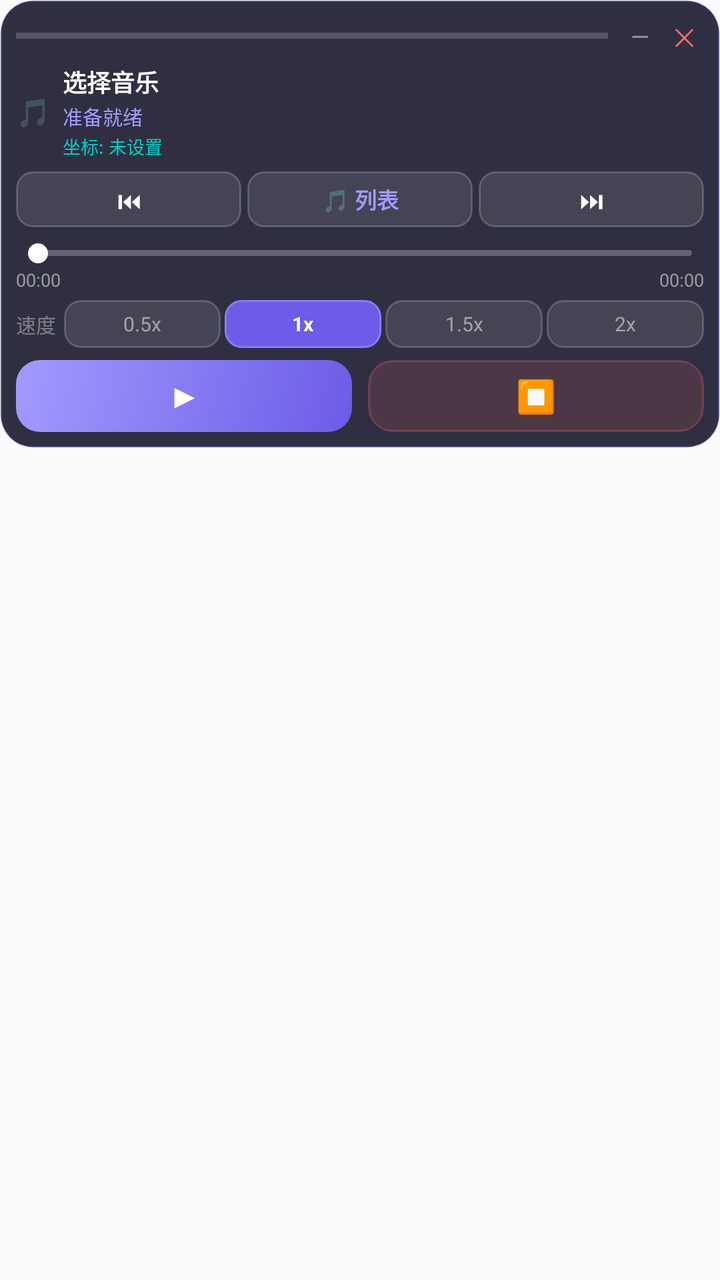
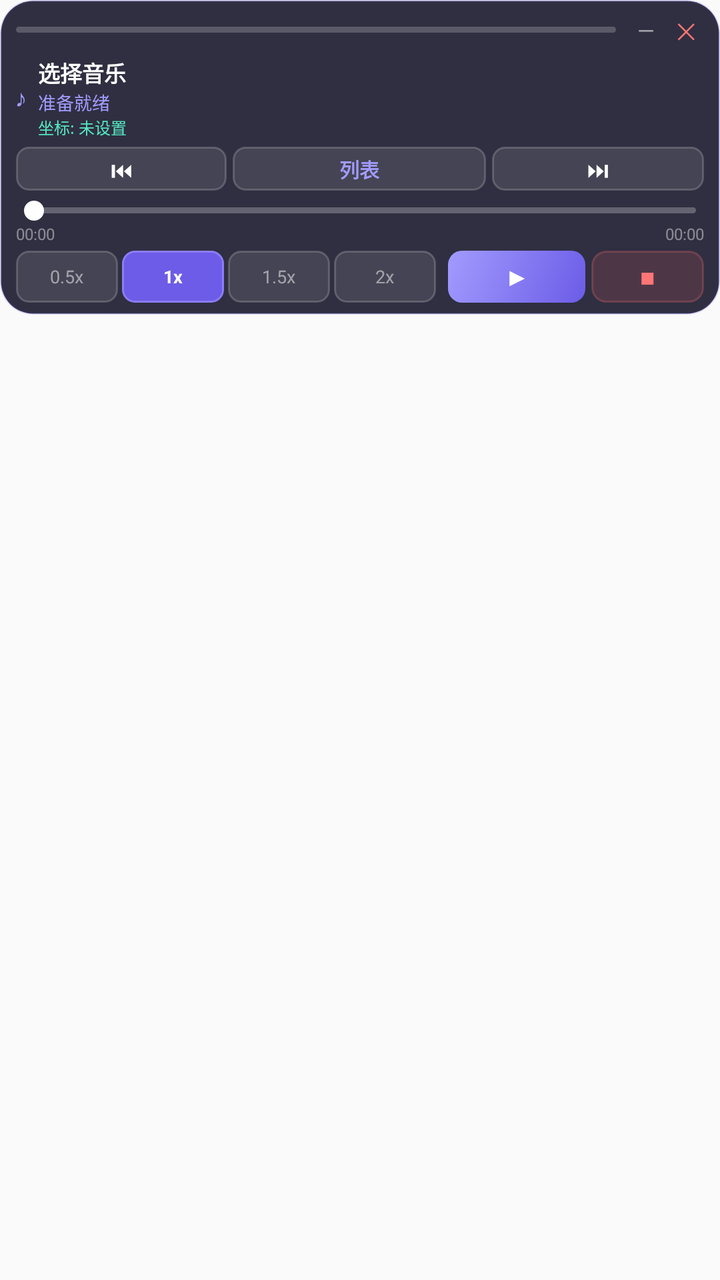

An Android layout rendered at two revisions. The XML below is the earlier revision; the diff shows what the commit changed to produce the second picture.
<!-- AndroidManifest.xml: application theme Theme.Magicpinao -->
<!-- res/layout/floating_player_view.xml -->
<?xml version="1.0" encoding="utf-8"?>
<FrameLayout xmlns:android="http://schemas.android.com/apk/res/android"
    android:layout_width="wrap_content"
    android:layout_height="wrap_content"
    android:padding="0dp">

    
    <LinearLayout
        android:id="@+id/rootLayout"
        android:layout_width="match_parent"
        android:layout_height="wrap_content"
        android:orientation="vertical"
        android:background="@drawable/floating_player_bg"
        android:padding="8dp"
        android:elevation="16dp">

        
        <LinearLayout
            android:id="@+id/dragHandle"
            android:layout_width="match_parent"
            android:layout_height="wrap_content"
            android:gravity="center_vertical"
            android:orientation="horizontal"
            android:layout_marginBottom="4dp">

            <View
                android:layout_width="0dp"
                android:layout_height="3dp"
                android:layout_weight="1"
                android:background="#30FFFFFF"
                android:layout_gravity="center" />

            <TextView
                android:id="@+id/btnCollapse"
                android:layout_width="20dp"
                android:layout_height="20dp"
                android:gravity="center"
                android:text="—"
                android:textColor="#80FFFFFF"
                android:textSize="12sp"
                android:clickable="true"
                android:focusable="true"
                android:layout_marginStart="6dp" />

            <TextView
                android:id="@+id/btnClose"
                android:layout_width="20dp"
                android:layout_height="20dp"
                android:gravity="center"
                android:text="✕"
                android:textColor="#FF6B6B"
                android:textSize="12sp"
                android:clickable="true"
                android:focusable="true"
                android:layout_marginStart="2dp" />
        </LinearLayout>

        
        <LinearLayout
            android:layout_width="match_parent"
            android:layout_height="wrap_content"
            android:orientation="horizontal"
            android:gravity="center_vertical"
            android:layout_marginBottom="6dp">

            <TextView
                android:id="@+id/tvPlayingIcon"
                android:layout_width="wrap_content"
                android:layout_height="wrap_content"
                android:text="🎵"
                android:textSize="14sp"
                android:layout_marginEnd="6dp" />

            <LinearLayout
                android:layout_width="0dp"
                android:layout_height="wrap_content"
                android:layout_weight="1"
                android:orientation="vertical">

                <TextView
                    android:id="@+id/tvMusicTitle"
                    android:layout_width="match_parent"
                    android:layout_height="wrap_content"
                    android:text="选择音乐"
                    android:textColor="#FFFFFF"
                    android:textSize="12sp"
                    android:textStyle="bold"
                    android:maxLines="1"
                    android:ellipsize="end" />

                <TextView
                    android:id="@+id/tvStatus"
                    android:layout_width="match_parent"
                    android:layout_height="wrap_content"
                    android:text="准备就绪"
                    android:textColor="#A29BFE"
                    android:textSize="10sp"
                    android:layout_marginTop="1dp" />

                <TextView
                    android:id="@+id/tvCoordScheme"
                    android:layout_width="match_parent"
                    android:layout_height="wrap_content"
                    android:text="坐标: 未设置"
                    android:textColor="#00CEC9"
                    android:textSize="9sp"
                    android:layout_marginTop="1dp"
                    android:maxLines="1"
                    android:ellipsize="end" />
            </LinearLayout>
        </LinearLayout>

        
        <LinearLayout
            android:layout_width="match_parent"
            android:layout_height="28dp"
            android:orientation="horizontal"
            android:gravity="center"
            android:layout_marginBottom="6dp">

            <TextView
                android:id="@+id/btnPrev"
                android:layout_width="0dp" android:layout_height="match_parent"
                android:layout_weight="1"
                android:gravity="center"
                android:background="@drawable/btn_speed_bg"
                android:text="⏮"
                android:textColor="#FFFFFF" android:textSize="12sp"
                android:clickable="true" android:focusable="true" />

            <TextView
                android:id="@+id/btnMusicList"
                android:layout_width="0dp" android:layout_height="match_parent"
                android:layout_weight="1"
                android:gravity="center"
                android:background="@drawable/btn_speed_bg"
                android:text="🎵 列表"
                android:textColor="#A29BFE" android:textSize="11sp" android:textStyle="bold"
                android:clickable="true" android:focusable="true"
                android:layout_marginHorizontal="3dp" />

            <TextView
                android:id="@+id/btnNext"
                android:layout_width="0dp" android:layout_height="match_parent"
                android:layout_weight="1"
                android:gravity="center"
                android:background="@drawable/btn_speed_bg"
                android:text="⏭"
                android:textColor="#FFFFFF" android:textSize="12sp"
                android:clickable="true" android:focusable="true" />
        </LinearLayout>

        
        <LinearLayout
            android:layout_width="match_parent"
            android:layout_height="wrap_content"
            android:orientation="vertical"
            android:layout_marginBottom="4dp">

            <SeekBar
                android:id="@+id/progressBar"
                android:layout_width="match_parent"
                android:layout_height="14dp"
                android:max="1000"
                android:progress="0"
                android:progressDrawable="@drawable/player_seekbar_progress"
                android:thumb="@drawable/player_seekbar_thumb"
                android:splitTrack="false"
                android:paddingStart="6dp"
                android:paddingEnd="6dp"
                android:maxHeight="3dp"
                android:minHeight="3dp"
                android:thumbOffset="0dp" />

            <LinearLayout
                android:layout_width="match_parent"
                android:layout_height="wrap_content"
                android:orientation="horizontal">

                <TextView
                    android:id="@+id/tvCurrentTime"
                    android:layout_width="0dp" android:layout_height="wrap_content"
                    android:layout_weight="1"
                    android:text="00:00"
                    android:textColor="#80FFFFFF" android:textSize="9sp" />

                <TextView
                    android:id="@+id/tvTotalTime"
                    android:layout_width="wrap_content"
                    android:layout_height="wrap_content"
                    android:text="00:00"
                    android:textColor="#80FFFFFF" android:textSize="9sp" />
            </LinearLayout>
        </LinearLayout>

        
        <LinearLayout
            android:layout_width="match_parent"
            android:layout_height="24dp"
            android:orientation="horizontal"
            android:gravity="center"
            android:layout_marginBottom="6dp">

            <TextView
                android:layout_width="wrap_content" android:layout_height="wrap_content"
                android:text="速度" android:textColor="#60FFFFFF" android:textSize="10sp"
                android:layout_marginEnd="4dp" />

            <TextView
                android:id="@+id/btnSpeed05"
                android:layout_width="0dp" android:layout_height="match_parent"
                android:layout_weight="1"
                android:gravity="center"
                android:background="@drawable/btn_speed_bg"
                android:text="0.5x" android:textColor="#80FFFFFF" android:textSize="10sp"
                android:clickable="true" android:focusable="true" />

            <TextView
                android:id="@+id/btnSpeed1"
                android:layout_width="0dp" android:layout_height="match_parent"
                android:layout_weight="1"
                android:gravity="center"
                android:background="@drawable/btn_speed_active_bg"
                android:text="1x" android:textColor="#FFFFFF" android:textSize="10sp" android:textStyle="bold"
                android:clickable="true" android:focusable="true"
                android:layout_marginHorizontal="2dp" />

            <TextView
                android:id="@+id/btnSpeed15"
                android:layout_width="0dp" android:layout_height="match_parent"
                android:layout_weight="1"
                android:gravity="center"
                android:background="@drawable/btn_speed_bg"
                android:text="1.5x" android:textColor="#80FFFFFF" android:textSize="10sp"
                android:clickable="true" android:focusable="true" />

            <TextView
                android:id="@+id/btnSpeed2"
                android:layout_width="0dp" android:layout_height="match_parent"
                android:layout_weight="1"
                android:gravity="center"
                android:background="@drawable/btn_speed_bg"
                android:text="2x" android:textColor="#80FFFFFF" android:textSize="10sp"
                android:clickable="true" android:focusable="true"
                android:layout_marginStart="2dp" />
        </LinearLayout>

        
        <LinearLayout
            android:layout_width="match_parent"
            android:layout_height="36dp"
            android:orientation="horizontal"
            android:gravity="center">

            <LinearLayout
                android:id="@+id/btnPauseResume"
                android:layout_width="0dp" android:layout_height="match_parent"
                android:layout_weight="1"
                android:gravity="center"
                android:background="@drawable/btn_play_bg"
                android:clickable="true" android:focusable="true"
                android:layout_marginEnd="4dp">

                <TextView
                    android:id="@+id/btnPauseResumeIcon"
                    android:layout_width="wrap_content" android:layout_height="wrap_content"
                    android:text="▶"
                    android:textColor="#FFFFFF" android:textSize="16sp" android:textStyle="bold" />
            </LinearLayout>

            <LinearLayout
                android:id="@+id/btnStop"
                android:layout_width="0dp" android:layout_height="match_parent"
                android:layout_weight="1"
                android:gravity="center"
                android:background="@drawable/btn_stop_bg"
                android:clickable="true" android:focusable="true"
                android:layout_marginStart="4dp">

                <TextView
                    android:layout_width="wrap_content" android:layout_height="wrap_content"
                    android:text="⏹"
                    android:textColor="#FF6B6B" android:textSize="16sp" />
            </LinearLayout>
        </LinearLayout>
    </LinearLayout>

    
    <LinearLayout
        android:id="@+id/musicListPanel"
        android:layout_width="match_parent"
        android:layout_height="match_parent"
        android:orientation="vertical"
        android:background="#F21A1A2E"
        android:padding="8dp"
        android:elevation="20dp"
        android:clickable="true"
        android:visibility="gone">

        <LinearLayout
            android:layout_width="match_parent" android:layout_height="wrap_content"
            android:orientation="horizontal" android:gravity="center_vertical"
            android:layout_marginBottom="6dp">

            <TextView
                android:layout_width="0dp" android:layout_height="wrap_content"
                android:layout_weight="1"
                android:text="🎵 音乐列表"
                android:textColor="#FFFFFF" android:textSize="13sp" android:textStyle="bold" />

            <TextView
                android:id="@+id/tvResultCount"
                android:layout_width="wrap_content" android:layout_height="wrap_content"
                android:text="" android:textColor="#60FFFFFF" android:textSize="10sp" />
        </LinearLayout>

        
        <LinearLayout
            android:layout_width="match_parent" android:layout_height="32dp"
            android:orientation="horizontal" android:gravity="center_vertical"
            android:background="#1AFFFFFF" android:paddingHorizontal="8dp"
            android:layout_marginBottom="6dp">

            <TextView
                android:layout_width="wrap_content" android:layout_height="wrap_content"
                android:text="🔍" android:textSize="12sp"
                android:layout_marginEnd="6dp" />

            <EditText
                android:id="@+id/etSearch"
                android:layout_width="0dp" android:layout_height="match_parent"
                android:layout_weight="1"
                android:background="@null"
                android:textColor="#FFFFFF" android:textColorHint="#50FFFFFF"
                android:textSize="12sp"
                android:hint="搜索音乐..."
                android:maxLines="1"
                android:singleLine="true"
                android:imeOptions="actionSearch"
                android:inputType="text" />
        </LinearLayout>

        <FrameLayout
            android:layout_width="match_parent" android:layout_height="0dp"
            android:layout_weight="1">

            <ListView
                android:id="@+id/musicListView"
                android:layout_width="match_parent" android:layout_height="match_parent"
                android:divider="#10FFFFFF" android:dividerHeight="1dp"
                android:cacheColorHint="#00000000"
                android:listSelector="#20A29BFE"
                android:padding="2dp" />

            <TextView
                android:id="@+id/tvEmptyMusic"
                android:layout_width="match_parent" android:layout_height="match_parent"
                android:text="暂无音乐"
                android:textColor="#50FFFFFF" android:textSize="12sp"
                android:gravity="center" android:visibility="gone" />
        </FrameLayout>
    </LinearLayout>
</FrameLayout>
<!-- resources referenced by this layout -->
<resources>
  <!-- drawable btn_play_bg (drawable) -->
  <?xml version="1.0" encoding="utf-8"?>
  <shape xmlns:android="http://schemas.android.com/apk/res/android" android:shape="rectangle">
      <corners android:radius="12dp" />
      <gradient android:startColor="#6C5CE7" android:endColor="#A29BFE" android:angle="135" />
  </shape>
  <!-- drawable btn_speed_active_bg (drawable) -->
  <?xml version="1.0" encoding="utf-8"?>
  <shape xmlns:android="http://schemas.android.com/apk/res/android" android:shape="rectangle">
      <corners android:radius="8dp" />
      <solid android:color="#6C5CE7" />
      <stroke android:width="1dp" android:color="#8C7CF7" />
  </shape>
  <!-- drawable btn_speed_bg (drawable) -->
  <?xml version="1.0" encoding="utf-8"?>
  <shape xmlns:android="http://schemas.android.com/apk/res/android" android:shape="rectangle">
      <corners android:radius="8dp" />
      <solid android:color="#1AFFFFFF" />
      <stroke android:width="1dp" android:color="#30FFFFFF" />
  </shape>
  <!-- drawable btn_stop_bg (drawable) -->
  <?xml version="1.0" encoding="utf-8"?>
  <shape xmlns:android="http://schemas.android.com/apk/res/android" android:shape="rectangle">
      <corners android:radius="12dp" />
      <solid android:color="#25FF6B6B" />
      <stroke android:width="1dp" android:color="#40FF6B6B" />
  </shape>
  <!-- drawable floating_player_bg (drawable) -->
  <?xml version="1.0" encoding="utf-8"?>
  <shape xmlns:android="http://schemas.android.com/apk/res/android"
      android:shape="rectangle">
      <solid android:color="#E61A1A2E" />
      <corners android:radius="16dp" />
      <stroke
          android:width="1dp"
          android:color="#306C5CE7" />
  </shape>
  <!-- drawable player_seekbar_progress (drawable) -->
  <?xml version="1.0" encoding="utf-8"?>
  <layer-list xmlns:android="http://schemas.android.com/apk/res/android">
      <item android:id="@android:id/background">
          <shape android:shape="rectangle">
              <size android:height="3dp" />
              <corners android:radius="2dp" />
              <solid android:color="#40FFFFFF" />
          </shape>
      </item>
      <item android:id="@android:id/secondaryProgress">
          <clip>
              <shape android:shape="rectangle">
                  <size android:height="3dp" />
                  <corners android:radius="2dp" />
                  <solid android:color="#30A29BFE" />
              </shape>
          </clip>
      </item>
      <item android:id="@android:id/progress">
          <clip>
              <shape android:shape="rectangle">
                  <size android:height="3dp" />
                  <corners android:radius="2dp" />
                  <solid android:color="#A29BFE" />
              </shape>
          </clip>
      </item>
  </layer-list>
  <!-- drawable player_seekbar_thumb (drawable) -->
  <?xml version="1.0" encoding="utf-8"?>
  <shape xmlns:android="http://schemas.android.com/apk/res/android"
      android:shape="oval">
      <size
          android:width="10dp"
          android:height="10dp" />
      <solid android:color="#FFFFFF" />
  </shape>
  <style name="Theme.Magicpinao" parent="android:Theme.Material.Light.NoActionBar" />
</resources>

<!-- the commit's change to res/layout/floating_player_view.xml (unified diff, before → after) -->
@@ -4,17 +4,18 @@
     android:layout_height="wrap_content"
     android:padding="0dp">
 
-    
     <LinearLayout
         android:id="@+id/rootLayout"
         android:layout_width="match_parent"
         android:layout_height="wrap_content"
         android:orientation="vertical"
         android:background="@drawable/floating_player_bg"
-        android:padding="8dp"
+        android:paddingStart="8dp"
+        android:paddingEnd="8dp"
+        android:paddingTop="6dp"
+        android:paddingBottom="6dp"
         android:elevation="16dp">
 
-        
         <LinearLayout
             android:id="@+id/dragHandle"
             android:layout_width="match_parent"
@@ -27,48 +28,48 @@
                 android:layout_width="0dp"
                 android:layout_height="3dp"
                 android:layout_weight="1"
-                android:background="#30FFFFFF"
+                android:background="@drawable/player_handle_bg"
                 android:layout_gravity="center" />
 
             <TextView
                 android:id="@+id/btnCollapse"
-                android:layout_width="20dp"
-                android:layout_height="20dp"
+                android:layout_width="18dp"
+                android:layout_height="18dp"
                 android:gravity="center"
                 android:text="—"
-                android:textColor="#80FFFFFF"
-                android:textSize="12sp"
+                android:textColor="#90FFFFFF"
+                android:textSize="11sp"
                 android:clickable="true"
                 android:focusable="true"
                 android:layout_marginStart="6dp" />
 
             <TextView
                 android:id="@+id/btnClose"
-                android:layout_width="20dp"
-                android:layout_height="20dp"
+                android:layout_width="18dp"
+                android:layout_height="18dp"
                 android:gravity="center"
                 android:text="✕"
-                android:textColor="#FF6B6B"
-                android:textSize="12sp"
+                android:textColor="#FF7675"
+                android:textSize="11sp"
                 android:clickable="true"
                 android:focusable="true"
                 android:layout_marginStart="2dp" />
         </LinearLayout>
 
-        
         <LinearLayout
             android:layout_width="match_parent"
             android:layout_height="wrap_content"
             android:orientation="horizontal"
             android:gravity="center_vertical"
-            android:layout_marginBottom="6dp">
+            android:layout_marginBottom="4dp">
 
             <TextView
                 android:id="@+id/tvPlayingIcon"
                 android:layout_width="wrap_content"
                 android:layout_height="wrap_content"
-                android:text="🎵"
-                android:textSize="14sp"
+                android:text="♪"
+                android:textSize="12sp"
+                android:textColor="#A29BFE"
                 android:layout_marginEnd="6dp" />
 
             <LinearLayout
@@ -83,7 +84,7 @@
                     android:layout_height="wrap_content"
                     android:text="选择音乐"
                     android:textColor="#FFFFFF"
-                    android:textSize="12sp"
+                    android:textSize="11sp"
                     android:textStyle="bold"
                     android:maxLines="1"
                     android:ellipsize="end" />
@@ -94,29 +95,28 @@
                     android:layout_height="wrap_content"
                     android:text="准备就绪"
                     android:textColor="#A29BFE"
-                    android:textSize="10sp"
-                    android:layout_marginTop="1dp" />
+                    android:textSize="9sp"
+                    android:maxLines="1"
+                    android:ellipsize="end" />
 
                 <TextView
                     android:id="@+id/tvCoordScheme"
                     android:layout_width="match_parent"
                     android:layout_height="wrap_content"
                     android:text="坐标: 未设置"
-                    android:textColor="#00CEC9"
-                    android:textSize="9sp"
-                    android:layout_marginTop="1dp"
+                    android:textColor="#55E6C1"
+                    android:textSize="8sp"
                     android:maxLines="1"
                     android:ellipsize="end" />
             </LinearLayout>
         </LinearLayout>
 
-        
-        <LinearLayout
-            android:layout_width="match_parent"
-            android:layout_height="28dp"
+        <LinearLayout
+            android:layout_width="match_parent"
+            android:layout_height="22dp"
             android:orientation="horizontal"
             android:gravity="center"
-            android:layout_marginBottom="6dp">
+            android:layout_marginBottom="4dp">
 
             <TextView
                 android:id="@+id/btnPrev"
@@ -125,17 +125,17 @@
                 android:gravity="center"
                 android:background="@drawable/btn_speed_bg"
                 android:text="⏮"
-                android:textColor="#FFFFFF" android:textSize="12sp"
+                android:textColor="#FFFFFF" android:textSize="11sp"
                 android:clickable="true" android:focusable="true" />
 
             <TextView
                 android:id="@+id/btnMusicList"
                 android:layout_width="0dp" android:layout_height="match_parent"
-                android:layout_weight="1"
-                android:gravity="center"
-                android:background="@drawable/btn_speed_bg"
-                android:text="🎵 列表"
-                android:textColor="#A29BFE" android:textSize="11sp" android:textStyle="bold"
+                android:layout_weight="1.2"
+                android:gravity="center"
+                android:background="@drawable/btn_speed_bg"
+                android:text="列表"
+                android:textColor="#A29BFE" android:textSize="10sp" android:textStyle="bold"
                 android:clickable="true" android:focusable="true"
                 android:layout_marginHorizontal="3dp" />
 
@@ -146,28 +146,27 @@
                 android:gravity="center"
                 android:background="@drawable/btn_speed_bg"
                 android:text="⏭"
-                android:textColor="#FFFFFF" android:textSize="12sp"
+                android:textColor="#FFFFFF" android:textSize="11sp"
                 android:clickable="true" android:focusable="true" />
         </LinearLayout>
 
-        
         <LinearLayout
             android:layout_width="match_parent"
             android:layout_height="wrap_content"
             android:orientation="vertical"
-            android:layout_marginBottom="4dp">
+            android:layout_marginBottom="3dp">
 
             <SeekBar
                 android:id="@+id/progressBar"
                 android:layout_width="match_parent"
-                android:layout_height="14dp"
+                android:layout_height="12dp"
                 android:max="1000"
                 android:progress="0"
                 android:progressDrawable="@drawable/player_seekbar_progress"
                 android:thumb="@drawable/player_seekbar_thumb"
                 android:splitTrack="false"
-                android:paddingStart="6dp"
-                android:paddingEnd="6dp"
+                android:paddingStart="4dp"
+                android:paddingEnd="4dp"
                 android:maxHeight="3dp"
                 android:minHeight="3dp"
                 android:thumbOffset="0dp" />
@@ -182,29 +181,23 @@
                     android:layout_width="0dp" android:layout_height="wrap_content"
                     android:layout_weight="1"
                     android:text="00:00"
-                    android:textColor="#80FFFFFF" android:textSize="9sp" />
+                    android:textColor="#70FFFFFF" android:textSize="8sp" />
 
                 <TextView
                     android:id="@+id/tvTotalTime"
                     android:layout_width="wrap_content"
                     android:layout_height="wrap_content"
                     android:text="00:00"
-                    android:textColor="#80FFFFFF" android:textSize="9sp" />
+                    android:textColor="#70FFFFFF" android:textSize="8sp" />
             </LinearLayout>
         </LinearLayout>
 
         
         <LinearLayout
             android:layout_width="match_parent"
-            android:layout_height="24dp"
+            android:layout_height="26dp"
             android:orientation="horizontal"
-            android:gravity="center"
-            android:layout_marginBottom="6dp">
-
-            <TextView
-                android:layout_width="wrap_content" android:layout_height="wrap_content"
-                android:text="速度" android:textColor="#60FFFFFF" android:textSize="10sp"
-                android:layout_marginEnd="4dp" />
+            android:gravity="center_vertical">
 
             <TextView
                 android:id="@+id/btnSpeed05"
@@ -212,7 +205,7 @@
                 android:layout_weight="1"
                 android:gravity="center"
                 android:background="@drawable/btn_speed_bg"
-                android:text="0.5x" android:textColor="#80FFFFFF" android:textSize="10sp"
+                android:text="0.5x" android:textColor="#80FFFFFF" android:textSize="9sp"
                 android:clickable="true" android:focusable="true" />
 
             <TextView
@@ -221,9 +214,9 @@
                 android:layout_weight="1"
                 android:gravity="center"
                 android:background="@drawable/btn_speed_active_bg"
-                android:text="1x" android:textColor="#FFFFFF" android:textSize="10sp" android:textStyle="bold"
-                android:clickable="true" android:focusable="true"
-                android:layout_marginHorizontal="2dp" />
+                android:text="1x" android:textColor="#FFFFFF" android:textSize="9sp" android:textStyle="bold"
+                android:clickable="true" android:focusable="true"
+                android:layout_marginStart="2dp" />
 
             <TextView
                 android:id="@+id/btnSpeed15"
@@ -231,8 +224,9 @@
                 android:layout_weight="1"
                 android:gravity="center"
                 android:background="@drawable/btn_speed_bg"
-                android:text="1.5x" android:textColor="#80FFFFFF" android:textSize="10sp"
-                android:clickable="true" android:focusable="true" />
+                android:text="1.5x" android:textColor="#80FFFFFF" android:textSize="9sp"
+                android:clickable="true" android:focusable="true"
+                android:layout_marginStart="2dp" />
 
             <TextView
                 android:id="@+id/btnSpeed2"
@@ -240,52 +234,43 @@
                 android:layout_weight="1"
                 android:gravity="center"
                 android:background="@drawable/btn_speed_bg"
-                android:text="2x" android:textColor="#80FFFFFF" android:textSize="10sp"
+                android:text="2x" android:textColor="#80FFFFFF" android:textSize="9sp"
                 android:clickable="true" android:focusable="true"
                 android:layout_marginStart="2dp" />
-        </LinearLayout>
-
-        
-        <LinearLayout
-            android:layout_width="match_parent"
-            android:layout_height="36dp"
-            android:orientation="horizontal"
-            android:gravity="center">
 
             <LinearLayout
                 android:id="@+id/btnPauseResume"
                 android:layout_width="0dp" android:layout_height="match_parent"
-                android:layout_weight="1"
+                android:layout_weight="1.35"
                 android:gravity="center"
                 android:background="@drawable/btn_play_bg"
                 android:clickable="true" android:focusable="true"
-                android:layout_marginEnd="4dp">
+                android:layout_marginStart="6dp">
 
                 <TextView
                     android:id="@+id/btnPauseResumeIcon"
                     android:layout_width="wrap_content" android:layout_height="wrap_content"
                     android:text="▶"
-                    android:textColor="#FFFFFF" android:textSize="16sp" android:textStyle="bold" />
+                    android:textColor="#FFFFFF" android:textSize="12sp" android:textStyle="bold" />
             </LinearLayout>
 
             <LinearLayout
                 android:id="@+id/btnStop"
                 android:layout_width="0dp" android:layout_height="match_parent"
-                android:layout_weight="1"
+                android:layout_weight="1.1"
                 android:gravity="center"
                 android:background="@drawable/btn_stop_bg"
                 android:clickable="true" android:focusable="true"
-                android:layout_marginStart="4dp">
+                android:layout_marginStart="3dp">
 
                 <TextView
                     android:layout_width="wrap_content" android:layout_height="wrap_content"
-                    android:text="⏹"
-                    android:textColor="#FF6B6B" android:textSize="16sp" />
+                    android:text="■"
+                    android:textColor="#FF7675" android:textSize="10sp" />
             </LinearLayout>
         </LinearLayout>
     </LinearLayout>
 
-    
     <LinearLayout
         android:id="@+id/musicListPanel"
         android:layout_width="match_parent"
@@ -305,8 +290,8 @@
             <TextView
                 android:layout_width="0dp" android:layout_height="wrap_content"
                 android:layout_weight="1"
-                android:text="🎵 音乐列表"
-                android:textColor="#FFFFFF" android:textSize="13sp" android:textStyle="bold" />
+                android:text="音乐列表"
+                android:textColor="#FFFFFF" android:textSize="12sp" android:textStyle="bold" />
 
             <TextView
                 android:id="@+id/tvResultCount"
@@ -314,16 +299,15 @@
                 android:text="" android:textColor="#60FFFFFF" android:textSize="10sp" />
         </LinearLayout>
 
-        
-        <LinearLayout
-            android:layout_width="match_parent" android:layout_height="32dp"
+        <LinearLayout
+            android:layout_width="match_parent" android:layout_height="28dp"
             android:orientation="horizontal" android:gravity="center_vertical"
-            android:background="#1AFFFFFF" android:paddingHorizontal="8dp"
+            android:background="@drawable/btn_speed_bg" android:paddingHorizontal="8dp"
             android:layout_marginBottom="6dp">
 
             <TextView
                 android:layout_width="wrap_content" android:layout_height="wrap_content"
-                android:text="🔍" android:textSize="12sp"
+                android:text="🔍" android:textSize="11sp"
                 android:layout_marginEnd="6dp" />
 
             <EditText
@@ -332,7 +316,7 @@
                 android:layout_weight="1"
                 android:background="@null"
                 android:textColor="#FFFFFF" android:textColorHint="#50FFFFFF"
-                android:textSize="12sp"
+                android:textSize="11sp"
                 android:hint="搜索音乐..."
                 android:maxLines="1"
                 android:singleLine="true"
<!-- resource entries referenced after the edit -->
@@ -3,27 +3,27 @@
   <!-- drawable btn_play_bg (drawable) -->
   <?xml version="1.0" encoding="utf-8"?>
   <shape xmlns:android="http://schemas.android.com/apk/res/android" android:shape="rectangle">
-      <corners android:radius="12dp" />
+      <corners android:radius="7dp" />
       <gradient android:startColor="#6C5CE7" android:endColor="#A29BFE" android:angle="135" />
   </shape>
   <!-- drawable btn_speed_active_bg (drawable) -->
   <?xml version="1.0" encoding="utf-8"?>
   <shape xmlns:android="http://schemas.android.com/apk/res/android" android:shape="rectangle">
-      <corners android:radius="8dp" />
+      <corners android:radius="6dp" />
       <solid android:color="#6C5CE7" />
       <stroke android:width="1dp" android:color="#8C7CF7" />
   </shape>
   <!-- drawable btn_speed_bg (drawable) -->
   <?xml version="1.0" encoding="utf-8"?>
   <shape xmlns:android="http://schemas.android.com/apk/res/android" android:shape="rectangle">
-      <corners android:radius="8dp" />
+      <corners android:radius="6dp" />
       <solid android:color="#1AFFFFFF" />
       <stroke android:width="1dp" android:color="#30FFFFFF" />
   </shape>
   <!-- drawable btn_stop_bg (drawable) -->
   <?xml version="1.0" encoding="utf-8"?>
   <shape xmlns:android="http://schemas.android.com/apk/res/android" android:shape="rectangle">
-      <corners android:radius="12dp" />
+      <corners android:radius="7dp" />
       <solid android:color="#25FF6B6B" />
       <stroke android:width="1dp" android:color="#40FF6B6B" />
   </shape>
@@ -36,6 +36,13 @@
       <stroke
           android:width="1dp"
           android:color="#306C5CE7" />
+  </shape>
+  <!-- drawable player_handle_bg (drawable) -->
+  <?xml version="1.0" encoding="utf-8"?>
+  <shape xmlns:android="http://schemas.android.com/apk/res/android"
+      android:shape="rectangle">
+      <corners android:radius="2dp" />
+      <solid android:color="#35FFFFFF" />
   </shape>
   <!-- drawable player_seekbar_progress (drawable) -->
   <?xml version="1.0" encoding="utf-8"?>
